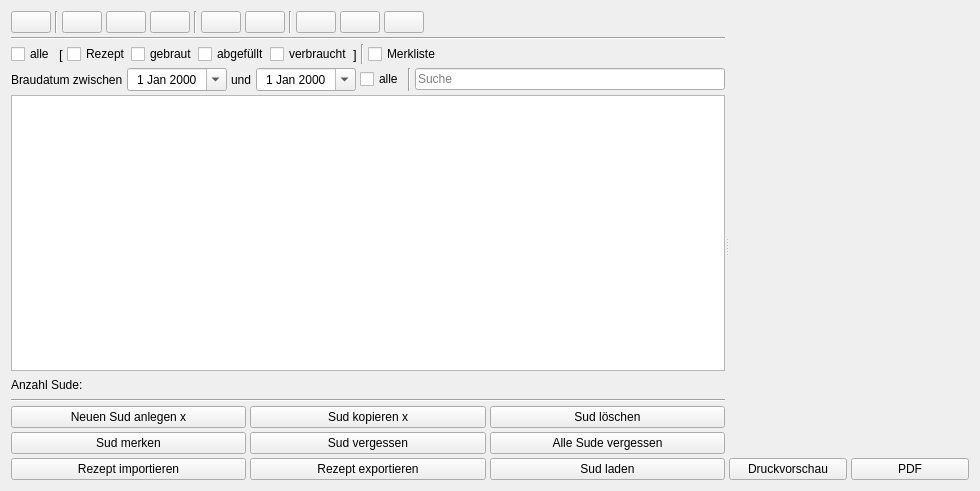
This is kleiner-brauhelfer/tabsudauswahl.ui in kleiner-brauhelfer/kleiner-brauhelfer-2 as Qt 5 draws it before an edit. The edited form follows.
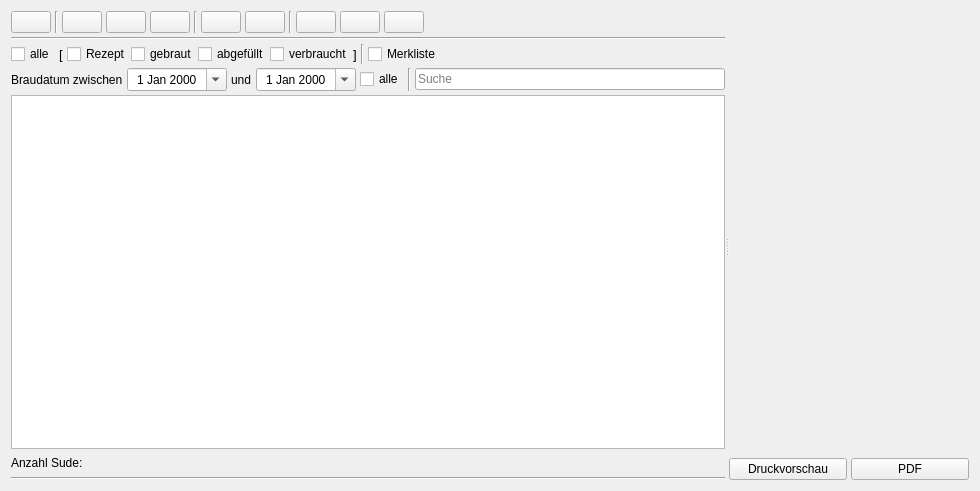
This is the edited form. Icons and pictures are not drawn. Custom widgets are drawn as their Qt base class.

The edit to the form file:
```diff
--- a/kleiner-brauhelfer/tabsudauswahl.ui
+++ b/kleiner-brauhelfer/tabsudauswahl.ui
@@ -518,103 +518,6 @@
          </property>
         </widget>
        </item>
-       <item>
-        <layout class="QGridLayout" name="gridLayout_Buttons">
-         <property name="verticalSpacing">
-          <number>4</number>
-         </property>
-         <item row="2" column="1">
-          <widget class="QPushButton" name="btnExportieren_alt">
-           <property name="toolTip">
-            <string>&lt;html&gt;&lt;head/&gt;&lt;body&gt;&lt;p&gt;Hiermit wird ein vorhandenes Rezept in ein anderes Format exportiert.&lt;/p&gt;&lt;p&gt;Unterstützt wird das json-Format von &lt;span style=&quot; font-weight:600;&quot;&gt;MaischeMalzUndMehr &lt;/span&gt;sowie das xml-Format von &lt;span style=&quot; font-weight:600;&quot;&gt;BeerXML&lt;/span&gt;.&lt;/p&gt;&lt;p&gt;Da die Formate nicht 100% kompatibel sind, sollte das Rezept nach dem Export überprüft und gegebenenfalls nachkorrigiert werden.&lt;/p&gt;&lt;/body&gt;&lt;/html&gt;</string>
-           </property>
-           <property name="text">
-            <string>Rezept exportieren</string>
-           </property>
-          </widget>
-         </item>
-         <item row="2" column="2">
-          <widget class="QPushButton" name="btnLaden_alt">
-           <property name="toolTip">
-            <string>&lt;html&gt;&lt;head/&gt;&lt;body&gt;&lt;p&gt;Hiermit wird der ausgewählte Sud geladen. Ein Sud kann auch mit Doppelklick geladen werden.&lt;/p&gt;&lt;/body&gt;&lt;/html&gt;</string>
-           </property>
-           <property name="text">
-            <string>Sud laden</string>
-           </property>
-          </widget>
-         </item>
-         <item row="2" column="0">
-          <widget class="QPushButton" name="btnImportieren_alt">
-           <property name="toolTip">
-            <string>&lt;html&gt;&lt;head/&gt;&lt;body&gt;&lt;p&gt;Hiermit wird ein Rezept aus einem anderen Format importiert.&lt;/p&gt;&lt;p&gt;Unterstützt wird das json-Format von &lt;span style=&quot; font-weight:600;&quot;&gt;MaischeMalzUndMehr &lt;/span&gt;sowie das xml-Format von &lt;span style=&quot; font-weight:600;&quot;&gt;BeerXML&lt;/span&gt;.&lt;/p&gt;&lt;p&gt;Da die Formate nicht 100% kompatibel sind, sollte das Rezept nach dem Import überprüft und gegebenenfalls nachkorrigiert werden.&lt;/p&gt;&lt;/body&gt;&lt;/html&gt;</string>
-           </property>
-           <property name="text">
-            <string>Rezept importieren</string>
-           </property>
-          </widget>
-         </item>
-         <item row="0" column="0">
-          <widget class="QPushButton" name="btnAnlegen_alt">
-           <property name="toolTip">
-            <string>&lt;html&gt;&lt;head/&gt;&lt;body&gt;&lt;p&gt;Hiermit wird ein &lt;span style=&quot; font-weight:600;&quot;&gt;neuer Sud&lt;/span&gt; angelegt.&lt;/p&gt;&lt;/body&gt;&lt;/html&gt;</string>
-           </property>
-           <property name="text">
-            <string>Neuen Sud anlegen x</string>
-           </property>
-          </widget>
-         </item>
-         <item row="1" column="1">
-          <widget class="QPushButton" name="btnVergessen_alt">
-           <property name="toolTip">
-            <string>&lt;html&gt;&lt;head/&gt;&lt;body&gt;&lt;p&gt;Hiermit werden alle ausgewählten Sude aus der &lt;span style=&quot; font-weight:600;&quot;&gt;Merkliste&lt;/span&gt; gelöscht.&lt;/p&gt;&lt;/body&gt;&lt;/html&gt;</string>
-           </property>
-           <property name="text">
-            <string>Sud vergessen</string>
-           </property>
-          </widget>
-         </item>
-         <item row="0" column="1">
-          <widget class="QPushButton" name="btnKopieren_alt">
-           <property name="toolTip">
-            <string>&lt;html&gt;&lt;head/&gt;&lt;body&gt;&lt;p&gt;Hiermit wird eine &lt;span style=&quot; font-weight:600;&quot;&gt;Kopie&lt;/span&gt; aller ausgewählten Sude erstellt.&lt;/p&gt;&lt;/body&gt;&lt;/html&gt;</string>
-           </property>
-           <property name="text">
-            <string>Sud kopieren x</string>
-           </property>
-          </widget>
-         </item>
-         <item row="0" column="2">
-          <widget class="QPushButton" name="btnLoeschen_alt">
-           <property name="toolTip">
-            <string>&lt;html&gt;&lt;head/&gt;&lt;body&gt;&lt;p&gt;Hiermit werden alle ausgewählten Sude gelöscht.&lt;/p&gt;&lt;/body&gt;&lt;/html&gt;</string>
-           </property>
-           <property name="text">
-            <string>Sud löschen</string>
-           </property>
-          </widget>
-         </item>
-         <item row="1" column="2">
-          <widget class="QPushButton" name="btnAlleVergessen_alt">
-           <property name="toolTip">
-            <string>&lt;html&gt;&lt;head/&gt;&lt;body&gt;&lt;p&gt;Hiermit werden alle Sude aus der &lt;span style=&quot; font-weight:600;&quot;&gt;Merkliste&lt;/span&gt; gelöscht.&lt;/p&gt;&lt;/body&gt;&lt;/html&gt;</string>
-           </property>
-           <property name="text">
-            <string>Alle Sude vergessen</string>
-           </property>
-          </widget>
-         </item>
-         <item row="1" column="0">
-          <widget class="QPushButton" name="btnMerken_alt">
-           <property name="toolTip">
-            <string>&lt;html&gt;&lt;head/&gt;&lt;body&gt;&lt;p&gt;Hiermit werden alle ausgewählten Sude zur &lt;span style=&quot; font-weight:600;&quot;&gt;Merkliste&lt;/span&gt; hinzugefügt.&lt;/p&gt;&lt;/body&gt;&lt;/html&gt;</string>
-           </property>
-           <property name="text">
-            <string>Sud merken</string>
-           </property>
-          </widget>
-         </item>
-        </layout>
-       </item>
       </layout>
      </widget>
      <widget class="QWidget" name="verticalLayoutWidget_2">
```
Left out of the diff: 49 changed lines with no effect on the pictures.
